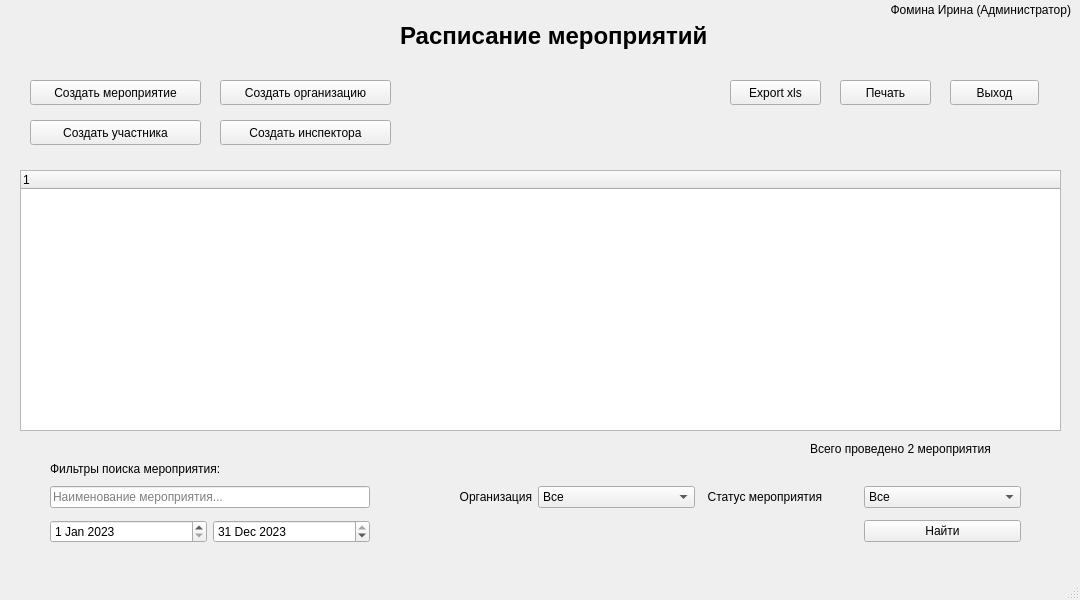
Above: Ui_designer/Ui_Event_shedule.ui from Vsesvet/Logistics before the change. Below: the same form after it.
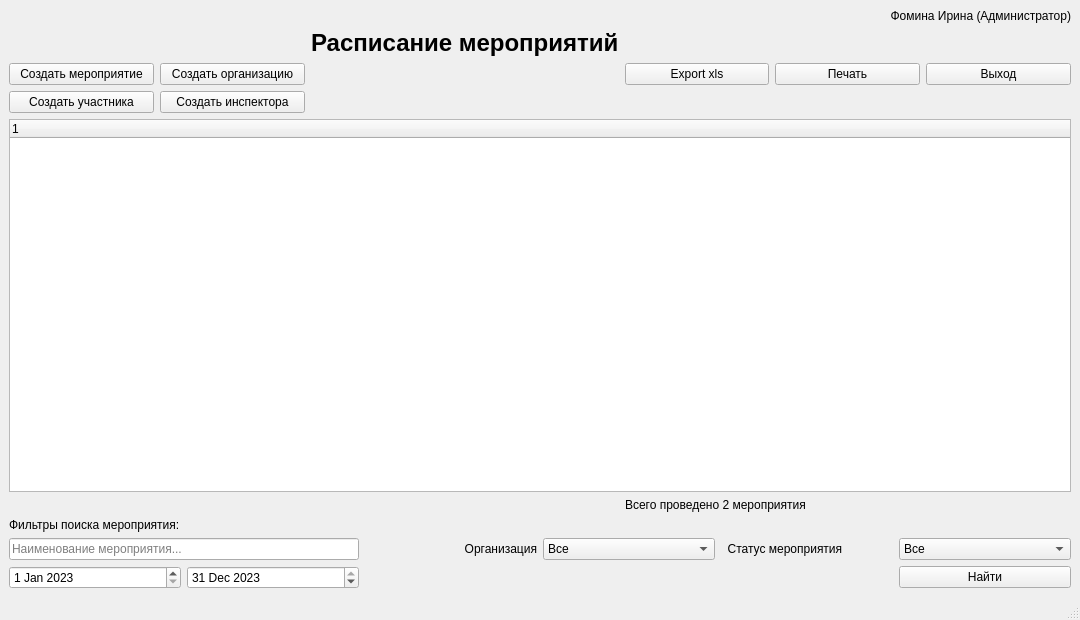
That is the form after the change.

Commit message: Окно Event Shedule переписано под растягивающееся.

```diff
--- a/Ui_designer/Ui_Event_shedule.ui
+++ b/Ui_designer/Ui_Event_shedule.ui
@@ -7,37 +7,26 @@
     <x>0</x>
     <y>0</y>
     <width>1080</width>
-    <height>600</height>
+    <height>620</height>
    </rect>
   </property>
   <property name="windowTitle">
    <string>Логистик  (update 23.02)</string>
   </property>
   <widget class="QWidget" name="centralwidget">
-   <widget class="QTreeWidget" name="tree_event_shedule">
-    <property name="geometry">
-     <rect>
-      <x>20</x>
-      <y>170</y>
-      <width>1041</width>
-      <height>261</height>
-     </rect>
-    </property>
-    <column>
+   <layout class="QGridLayout" name="gridLayout_2">
+    <item row="0" column="3" colspan="3">
+     <widget class="QLabel" name="label_username_role">
      <property name="text">
-      <string notr="true">1</string>
-     </property>
-    </column>
-   </widget>
+       <string>Фомина Ирина (Администратор)</string>
+      </property>
+      <property name="alignment">
+       <set>Qt::AlignRight|Qt::AlignTrailing|Qt::AlignVCenter</set>
+      </property>
+     </widget>
+    </item>
+    <item row="1" column="2">
    <widget class="QLabel" name="label_event_shedule">
-    <property name="geometry">
-     <rect>
-      <x>400</x>
-      <y>20</y>
-      <width>321</width>
-      <height>31</height>
-     </rect>
-    </property>
     <property name="font">
      <font>
       <pointsize>18</pointsize>
@@ -49,122 +38,80 @@
      <string>Расписание мероприятий</string>
     </property>
    </widget>
-   <widget class="QLabel" name="label_username_role">
-    <property name="geometry">
-     <rect>
-      <x>750</x>
-      <y>0</y>
-      <width>321</width>
-      <height>20</height>
-     </rect>
-    </property>
-    <property name="text">
-     <string>Фомина Ирина (Администратор)</string>
-    </property>
-    <property name="alignment">
-     <set>Qt::AlignRight|Qt::AlignTrailing|Qt::AlignVCenter</set>
-    </property>
-   </widget>
+    </item>
+    <item row="2" column="0">
    <widget class="QPushButton" name="pushButton_create_event">
-    <property name="geometry">
-     <rect>
-      <x>30</x>
-      <y>80</y>
-      <width>171</width>
-      <height>25</height>
-     </rect>
-    </property>
     <property name="text">
      <string>Создать мероприятие</string>
     </property>
    </widget>
-   <widget class="QPushButton" name="pushButton_create_participant">
-    <property name="geometry">
-     <rect>
-      <x>30</x>
-      <y>120</y>
-      <width>171</width>
-      <height>25</height>
-     </rect>
-    </property>
-    <property name="text">
-     <string>Создать участника</string>
-    </property>
-   </widget>
+    </item>
+    <item row="2" column="1">
    <widget class="QPushButton" name="pushButton_create_organization">
-    <property name="geometry">
-     <rect>
-      <x>220</x>
-      <y>80</y>
-      <width>171</width>
-      <height>25</height>
-     </rect>
-    </property>
     <property name="text">
      <string>Создать организацию</string>
     </property>
    </widget>
-   <widget class="QPushButton" name="pushButton_create_inspector">
-    <property name="geometry">
-     <rect>
-      <x>220</x>
-      <y>120</y>
-      <width>171</width>
-      <height>25</height>
-     </rect>
-    </property>
-    <property name="text">
-     <string>Создать инспектора</string>
-    </property>
-   </widget>
-   <widget class="QPushButton" name="pushButton_exit">
-    <property name="geometry">
-     <rect>
-      <x>950</x>
-      <y>80</y>
-      <width>89</width>
-      <height>25</height>
-     </rect>
-    </property>
-    <property name="text">
-     <string>Выход</string>
-    </property>
-   </widget>
+    </item>
+    <item row="2" column="3">
    <widget class="QPushButton" name="pushButton_export_xls">
-    <property name="geometry">
-     <rect>
-      <x>730</x>
-      <y>80</y>
-      <width>91</width>
-      <height>25</height>
-     </rect>
-    </property>
     <property name="text">
      <string>Export xls</string>
     </property>
    </widget>
+    </item>
+    <item row="2" column="4">
    <widget class="QPushButton" name="pushButton_print">
-    <property name="geometry">
-     <rect>
-      <x>840</x>
-      <y>80</y>
-      <width>91</width>
-      <height>25</height>
-     </rect>
-    </property>
     <property name="text">
      <string>Печать</string>
     </property>
    </widget>
-   <widget class="QWidget" name="gridLayoutWidget">
-    <property name="geometry">
-     <rect>
-      <x>50</x>
-      <y>480</y>
-      <width>971</width>
-      <height>71</height>
-     </rect>
-    </property>
+    </item>
+    <item row="2" column="5">
+     <widget class="QPushButton" name="pushButton_exit">
+      <property name="text">
+       <string>Выход</string>
+      </property>
+     </widget>
+    </item>
+    <item row="3" column="0">
+     <widget class="QPushButton" name="pushButton_create_participant">
+      <property name="text">
+       <string>Создать участника</string>
+      </property>
+     </widget>
+    </item>
+    <item row="3" column="1">
+     <widget class="QPushButton" name="pushButton_create_inspector">
+      <property name="text">
+       <string>Создать инспектора</string>
+      </property>
+     </widget>
+    </item>
+    <item row="4" column="0" colspan="6">
+     <widget class="QTreeWidget" name="tree_event_shedule">
+      <column>
+       <property name="text">
+        <string notr="true">1</string>
+       </property>
+      </column>
+     </widget>
+    </item>
+    <item row="5" column="3" colspan="3">
+     <widget class="QLabel" name="label_total_completed_events">
+      <property name="text">
+       <string>Всего проведено 2 мероприятия</string>
+      </property>
+     </widget>
+    </item>
+    <item row="6" column="0" colspan="2">
+     <widget class="QLabel" name="label_find_event">
+      <property name="text">
+       <string>Фильтры поиска мероприятия:</string>
+      </property>
+     </widget>
+    </item>
+    <item row="7" column="0" colspan="6">
     <layout class="QGridLayout" name="gridLayout">
      <item row="0" column="4">
       <widget class="QLabel" name="label_status_event">
@@ -268,33 +215,8 @@
       </widget>
      </item>
     </layout>
-   </widget>
-   <widget class="QLabel" name="label_find_event">
-    <property name="geometry">
-     <rect>
-      <x>50</x>
-      <y>460</y>
-      <width>231</width>
-      <height>17</height>
-     </rect>
-    </property>
-    <property name="text">
-     <string>Фильтры поиска мероприятия:</string>
-    </property>
-   </widget>
-   <widget class="QLabel" name="label_total_completed_events">
-    <property name="geometry">
-     <rect>
-      <x>810</x>
-      <y>440</y>
-      <width>241</width>
-      <height>17</height>
-     </rect>
-    </property>
-    <property name="text">
-     <string>Всего проведено 2 мероприятия</string>
-    </property>
-   </widget>
+    </item>
+   </layout>
   </widget>
   <widget class="QMenuBar" name="menubar">
    <property name="geometry">
```
Lines whose indentation alone changed are shown as unchanged. The commit also changes 2 other files.
